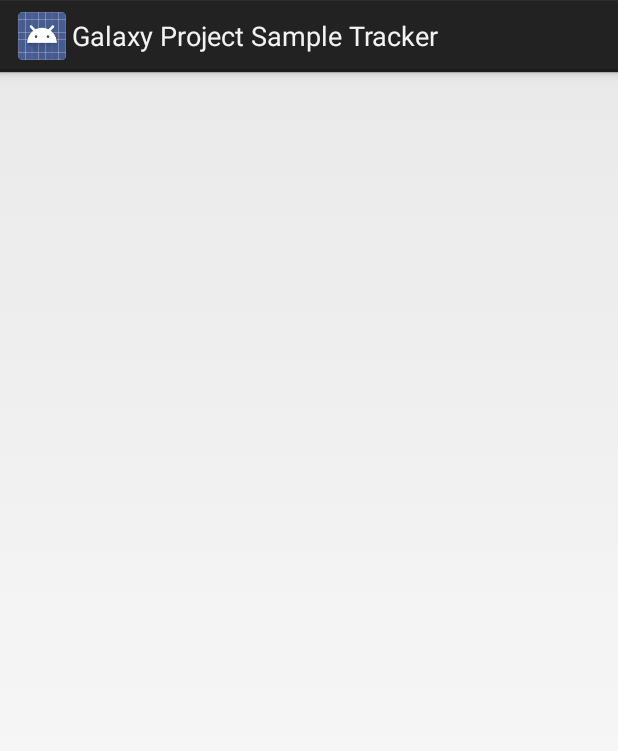
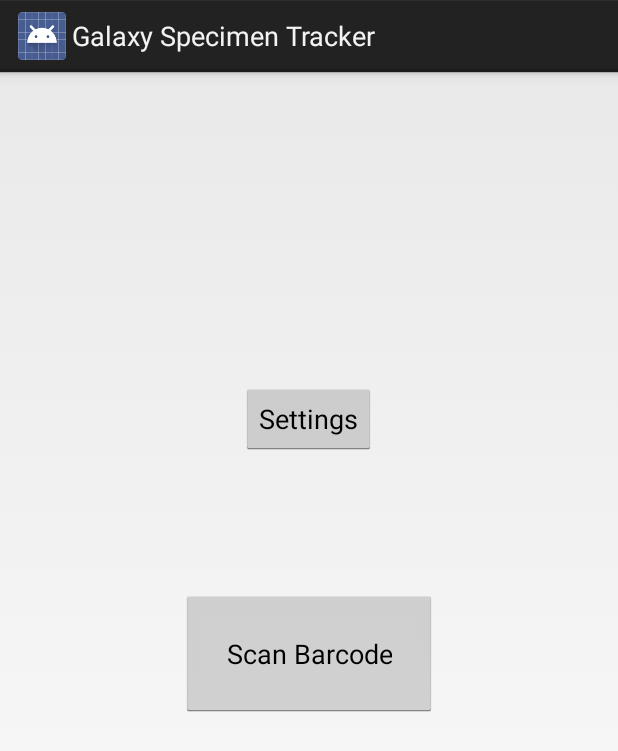
Before and after one commit to specimentracking/sample-tracker-android, an Android app: the layout act_main.xml on its own in the app's theme, with its tools: preview values and no code run, on a phone screen of 412 x 824 dp. Shown: the top 751 px of the screen. Run offline under Robolectric (Android 15) with nearby library versions, the phone set to English and light mode, and no system bars.

Commit message:
Main activity UI

```diff
--- a/app/src/main/AndroidManifest.xml
+++ b/app/src/main/AndroidManifest.xml
@@ -9,8 +9,9 @@
         android:label="@string/app_name"
         android:theme="@style/AppTheme">
         <activity
-            android:name=".MainActivity"
-            android:label="@string/app_name">
+            android:name=".ui.MainActivity"
+            android:configChanges="orientation|screenSize|keyboardHidden"
+            android:screenOrientation="portrait">
             <intent-filter>
                 <action android:name="android.intent.action.MAIN" />
 
--- a/app/src/main/res/layout/act_main.xml
+++ b/app/src/main/res/layout/act_main.xml
@@ -1,7 +1,25 @@
-<FrameLayout xmlns:android="http://schemas.android.com/apk/res/android"
-    xmlns:tools="http://schemas.android.com/tools"
-    android:id="@+id/container"
+<RelativeLayout xmlns:android="http://schemas.android.com/apk/res/android"
     android:layout_width="match_parent"
     android:layout_height="match_parent"
-    tools:context="org.galaxyproject.sampletracker.MainActivity"
-    tools:ignore="MergeRootFrame" />
+    >
+
+    <Button
+        android:id="@+id/scan"
+        android:layout_width="wrap_content"
+        android:layout_height="wrap_content"
+        android:layout_centerInParent="true"
+        android:padding="30dp"
+        android:text="@string/glb_scan_barcode"
+        />
+
+    <Button
+        android:id="@+id/settings"
+        android:layout_width="wrap_content"
+        android:layout_height="wrap_content"
+        android:layout_above="@id/scan"
+        android:layout_centerHorizontal="true"
+        android:layout_marginBottom="90dp"
+        android:text="@string/glb_settings"
+        />
+
+</RelativeLayout>
--- a/app/src/main/res/values/strings.xml
+++ b/app/src/main/res/values/strings.xml
@@ -1,7 +1,8 @@
 <?xml version="1.0" encoding="utf-8"?>
 <resources>
 
-    <string name="app_name">Galaxy Project Sample Tracker</string>
-    <string name="hello_world">Hello world!</string>
+    <string name="app_name">Galaxy Specimen Tracker</string>
+    <string name="glb_settings">Settings</string>
+    <string name="glb_scan_barcode">Scan Barcode</string>
 
 </resources>
```
Also changed, not shown: app/src/main/java/org/galaxyproject/sampletracker/MainActivity.java (deleted, +0 -36 lines), app/src/main/java/org/galaxyproject/sampletracker/ui/MainActivity.java (added, +15 -0 lines), app/src/main/res/layout/frg_main.xml (deleted, +0 -16 lines).
